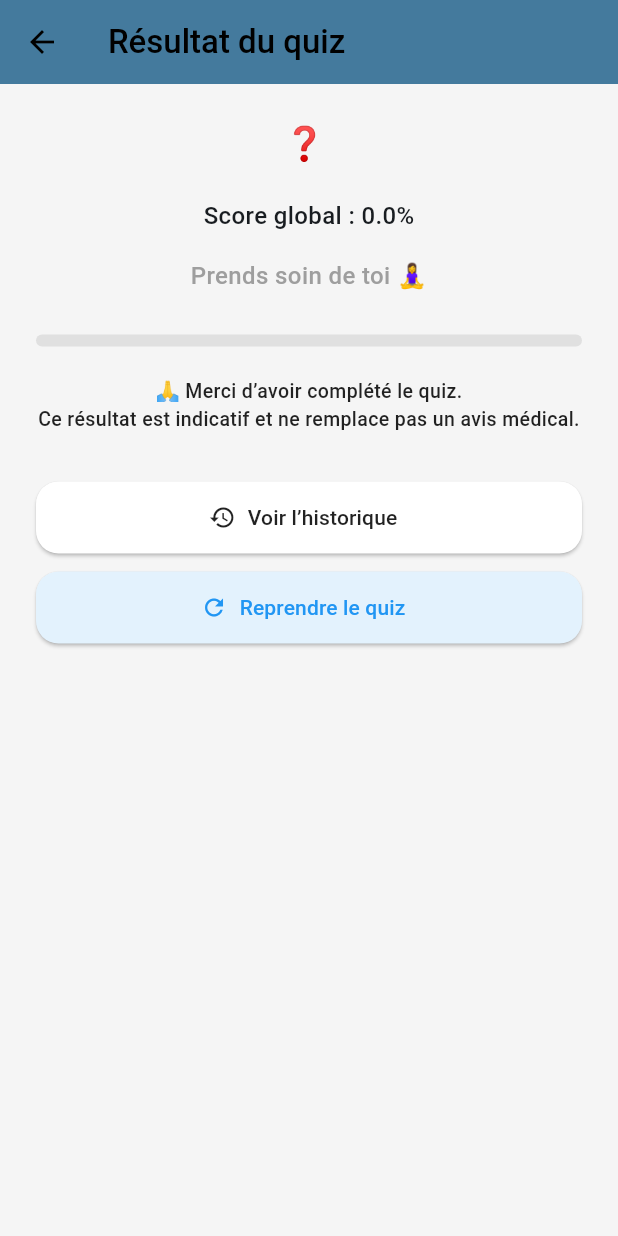
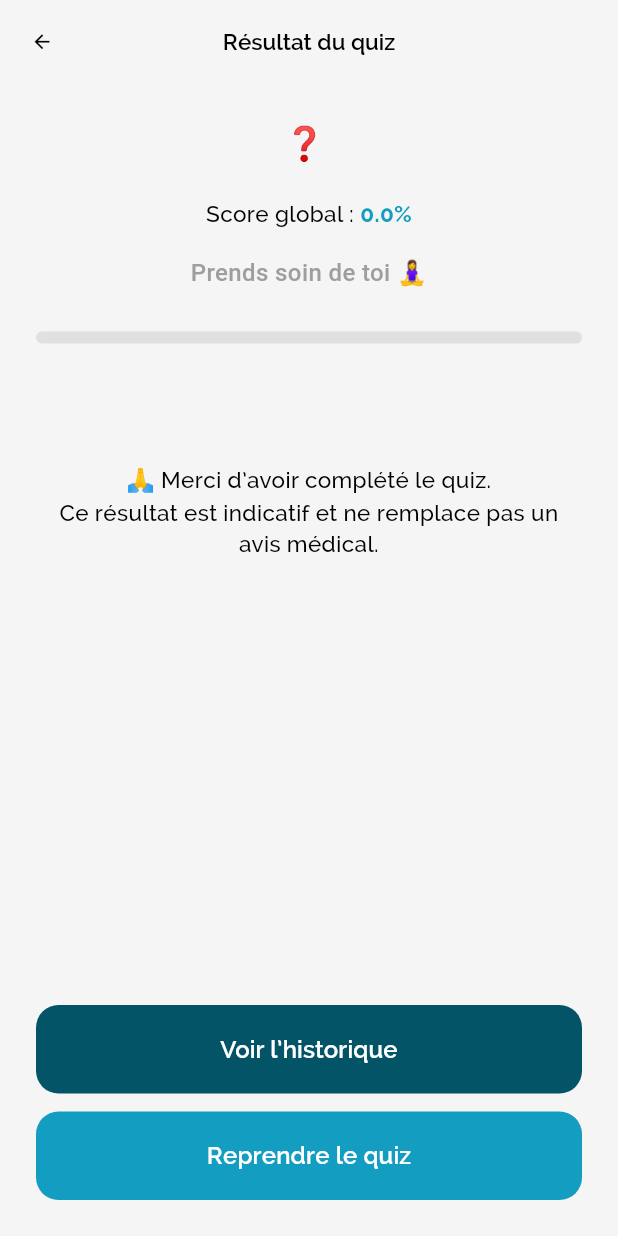
Before and after one commit to mahamani2001/pfee, a Flutter app: the ResultPage screen opened directly with empty values, on a phone screen of 412 x 824 dp. Run offline on Flutter 3.47's test engine with Material 3 defaults, Android fonts, the phone set to English and light mode, and no system bars; our stand-ins replace another_flushbar, connectivity_plus, convert, dio, file_picker, firebase_core and 16 more; missing offline and left inert: cryptography, encrypt, flutter_sound, flutter_webrtc, tflite_flutter; accounts and stored records are empty.

Commit message:
update resultat page

```diff
--- a/lib/screens/anxiety_quiz/result_screnn.dart
+++ b/lib/screens/anxiety_quiz/result_screnn.dart
@@ -1,7 +1,11 @@
 import 'package:flutter/material.dart';
 import 'package:mypsy_app/screens/anxiety_quiz/quiz_screen.dart';
 import 'package:mypsy_app/screens/anxiety_quiz/history_page.dart';
+import 'package:mypsy_app/screens/layouts/top_bar_subpage.dart';
 import 'package:mypsy_app/shared/routes.dart';
+import 'package:mypsy_app/shared/themes/app_colors.dart';
+import 'package:mypsy_app/shared/themes/app_theme.dart';
+import 'package:mypsy_app/shared/ui/buttons/button.dart';
 
 class ResultPage extends StatelessWidget {
   final double score;
@@ -81,32 +85,39 @@ class ResultPage extends StatelessWidget {
     final bgColor = getBackgroundColor(category);
 
     return Scaffold(
-      backgroundColor: bgColor,
-      appBar: AppBar(
-        backgroundColor: const Color(0xFF457B9D),
-        foregroundColor: Colors.black,
-        elevation: 0.5,
-        title: const Text("Résultat du quiz"),
-        leading: IconButton(
-          icon: const Icon(Icons.arrow_back),
-          onPressed: () {
-            Navigator.pushNamedAndRemoveUntil(
-                context, '/home', (route) => false);
-          },
+        backgroundColor: AppColors.mypsyBgApp,
+        appBar: const TopBarSubPage(
+          title: 'Résultat du quiz',
         ),
-      ),
-      body: Padding(
+        body: SafeArea(
+          child: Padding(
             padding: const EdgeInsets.all(24),
             child: Column(
-          crossAxisAlignment: CrossAxisAlignment.center,
+              mainAxisAlignment: MainAxisAlignment.spaceBetween,
+              children: [
+                Expanded(
+                  child: Column(
+                    mainAxisSize: MainAxisSize.min,
                     children: [
                       Text(
                         "$emoji $category",
-              style: const TextStyle(fontSize: 22, fontWeight: FontWeight.bold),
+                        style: const TextStyle(
+                            fontSize: 22, fontWeight: FontWeight.bold),
                       ),
                       const SizedBox(height: 20),
-            Text("Score global : $scoreText",
-                style: const TextStyle(fontSize: 16)),
+                      Row(
+                        mainAxisAlignment: MainAxisAlignment.center,
+                        children: [
+                          Text("Score global : ",
+                              style: AppThemes.getTextStyle(
+                                  size: 15, fontWeight: FontWeight.w500)),
+                          Text(scoreText,
+                              style: AppThemes.getTextStyle(
+                                  size: 15,
+                                  fontWeight: FontWeight.w700,
+                                  clr: AppColors.mypsyDarkBlue)),
+                        ],
+                      ),
                       const SizedBox(height: 1),
                       Padding(
                         padding: const EdgeInsets.only(top: 16.0, bottom: 8),
@@ -128,60 +139,45 @@ class ResultPage extends StatelessWidget {
                         minHeight: 8,
                         borderRadius: BorderRadius.circular(8),
                       ),
-            const SizedBox(height: 20),
-            const Text(
+                      const SizedBox(height: 80),
+                      Text(
                         "🙏 Merci d’avoir complété le quiz.\nCe résultat est indicatif et ne remplace pas un avis médical.",
                         textAlign: TextAlign.center,
-              style: TextStyle(fontSize: 13, color: Colors.black87),
+                        style: AppThemes.getTextStyle(
+                            size: 15, fontWeight: FontWeight.w500),
                       ),
-            const SizedBox(height: 32),
-
-            // ✅ Bouton Historique
-            ElevatedButton.icon(
-              onPressed: () {
+                    ],
+                  ),
+                ),
+                Column(
+                  children: [
+                    mypsyButton(
+                      isFull: true,
+                      onPress: () {
                         Navigator.push(
                           context,
-                  MaterialPageRoute(builder: (_) => const HistoryPage()),
+                          MaterialPageRoute(
+                              builder: (_) => const HistoryPage()),
                         );
                       },
-              icon: const Icon(Icons.history),
-              label: const Text("Voir l’historique"),
-              style: ElevatedButton.styleFrom(
-                backgroundColor: Colors.white,
-                foregroundColor: Colors.black87,
-                minimumSize: const Size.fromHeight(48),
-                shape: RoundedRectangleBorder(
-                  borderRadius: BorderRadius.circular(15),
+                      bgColors: AppColors.mypsyPurple,
+                      text: "Voir l’historique",
                     ),
-              ),
-            ),
-
                     const SizedBox(height: 12),
-
-            // ✅ Reprendre le quiz
-            ElevatedButton.icon(
-              onPressed: () {
+                    mypsyButton(
+                      isFull: true,
+                      onPress: () {
                         Navigator.pushReplacement(
                           context,
-                  MaterialPageRoute(builder: (_) => const QuestionPage()),
+                          MaterialPageRoute(
+                              builder: (_) => const QuestionPage()),
                         );
                       },
-              icon: const Icon(Icons.refresh),
-              label: const Text("Reprendre le quiz"),
-              style: ElevatedButton.styleFrom(
-                backgroundColor: Colors.blue.shade50,
-                foregroundColor: Colors.blue,
-                minimumSize: const Size.fromHeight(48),
-                shape: RoundedRectangleBorder(
-                  borderRadius: BorderRadius.circular(15),
+                      bgColors: AppColors.mypsyDarkBlue,
+                      text: "Reprendre le quiz",
                     ),
-              ),
-            ),
-
                     if (shouldConsult) ...[
                       const SizedBox(height: 12),
-
-              // ✅ Bouton contact
                       ElevatedButton.icon(
                         onPressed: () {
                           Navigator.pushNamed(context, Routes.doctorliste);
@@ -192,6 +188,7 @@ class ResultPage extends StatelessWidget {
                           backgroundColor: Colors.pink.shade50,
                           foregroundColor: Colors.pink.shade800,
                           minimumSize: const Size.fromHeight(48),
+                          padding: const EdgeInsets.symmetric(vertical: 20),
                           elevation: 0,
                           shape: RoundedRectangleBorder(
                             borderRadius: BorderRadius.circular(15),
@@ -201,7 +198,9 @@ class ResultPage extends StatelessWidget {
                     ],
                   ],
                 ),
+              ],
             ),
-    );
+          ),
+        ));
   }
 }
--- a/lib/screens/authentification/login.dart
+++ b/lib/screens/authentification/login.dart
@@ -1,5 +1,6 @@
 import 'package:mypsy_app/resources/services/auth_service.dart';
 import 'package:mypsy_app/screens/anxiety_quiz/quiz_screen.dart';
+import 'package:mypsy_app/screens/anxiety_quiz/result_screnn.dart';
 import 'package:mypsy_app/screens/authentification/otp_screen.dart';
 import 'package:mypsy_app/screens/authentification/widgets/footer_btn.dart';
 import 'package:mypsy_app/screens/layouts/main_layout.dart';
--- a/lib/shared/themes/app_theme.dart
+++ b/lib/shared/themes/app_theme.dart
@@ -109,7 +109,7 @@ class AppThemes {
   );
 
   static RoundedRectangleBorder shapeRadius = RoundedRectangleBorder(
-    borderRadius: BorderRadius.circular(5),
+    borderRadius: BorderRadius.circular(15),
   );
   static const EdgeInsets btnPadding =
       EdgeInsets.symmetric(horizontal: 15, vertical: 10);
```
Lines whose indentation alone changed are shown as unchanged.
